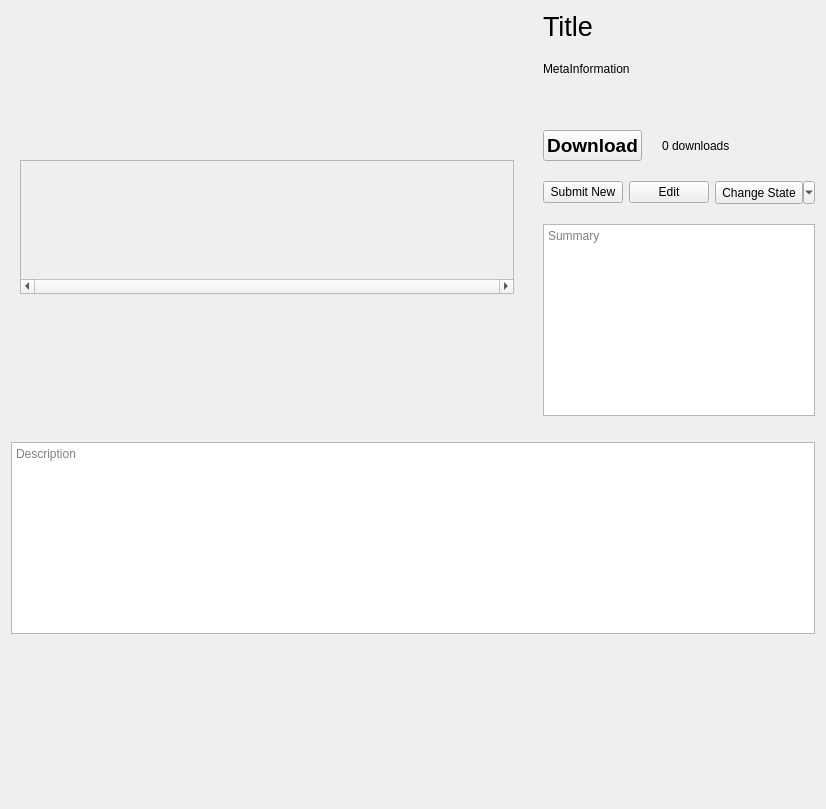
Old version of the form BaseClient/Source/PageContentContentWidget.ui in the repository WorksAhead/Base.
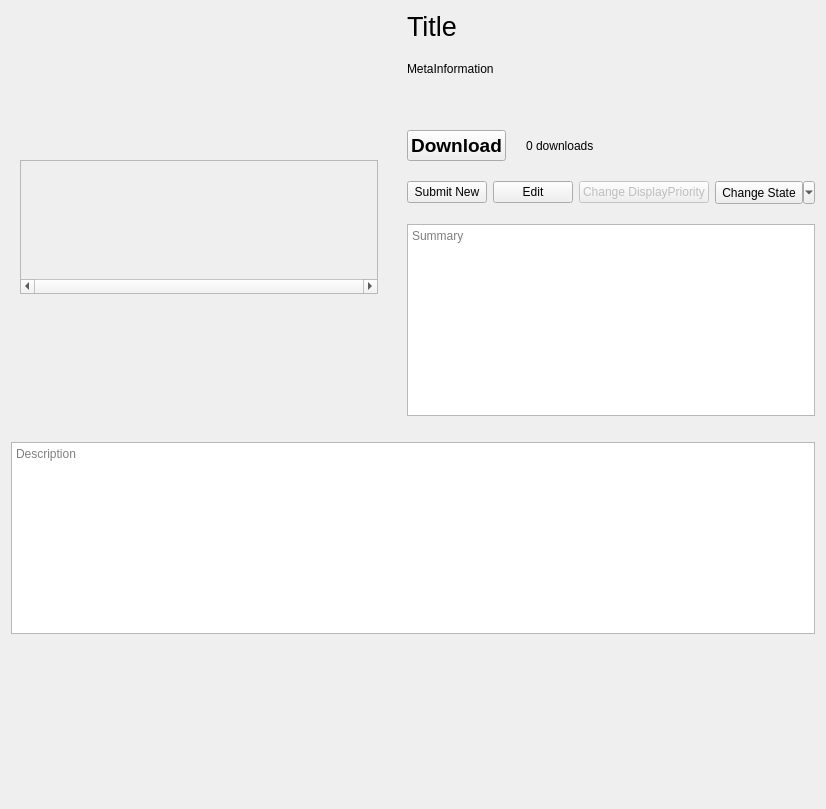
New version of the form. Custom widgets are drawn as their Qt base class.

What changed in the file:
```diff
--- a/BaseClient/Source/PageContentContentWidget.ui
+++ b/BaseClient/Source/PageContentContentWidget.ui
@@ -47,7 +47,7 @@
             <rect>
              <x>0</x>
              <y>0</y>
-             <width>493</width>
+             <width>347</width>
              <height>118</height>
             </rect>
            </property>
@@ -208,14 +208,7 @@
            <number>0</number>
           </property>
           <item>
-           <widget class="QPushButton" name="submitNewButton">
-            <property name="text">
-             <string>Submit New</string>
-            </property>
-           </widget>
-          </item>
-          <item>
-           <spacer name="horizontalSpacer_2">
+           <spacer name="horizontalSpacer">
             <property name="orientation">
              <enum>Qt::Horizontal</enum>
             </property>
@@ -227,6 +220,13 @@
             </property>
            </spacer>
           </item>
+          <item>
+           <widget class="QPushButton" name="submitNewButton">
+            <property name="text">
+             <string>Submit New</string>
+            </property>
+           </widget>
+          </item>
           <item>
            <widget class="QPushButton" name="editButton">
             <property name="text">
@@ -234,6 +234,16 @@
             </property>
            </widget>
           </item>
+          <item>
+           <widget class="QPushButton" name="changeDisplayPriorityButton">
+            <property name="enabled">
+             <bool>false</bool>
+            </property>
+            <property name="text">
+             <string>Change DisplayPriority</string>
+            </property>
+           </widget>
+          </item>
           <item>
            <widget class="QToolButton" name="changeStateButton">
             <property name="minimumSize">
```
